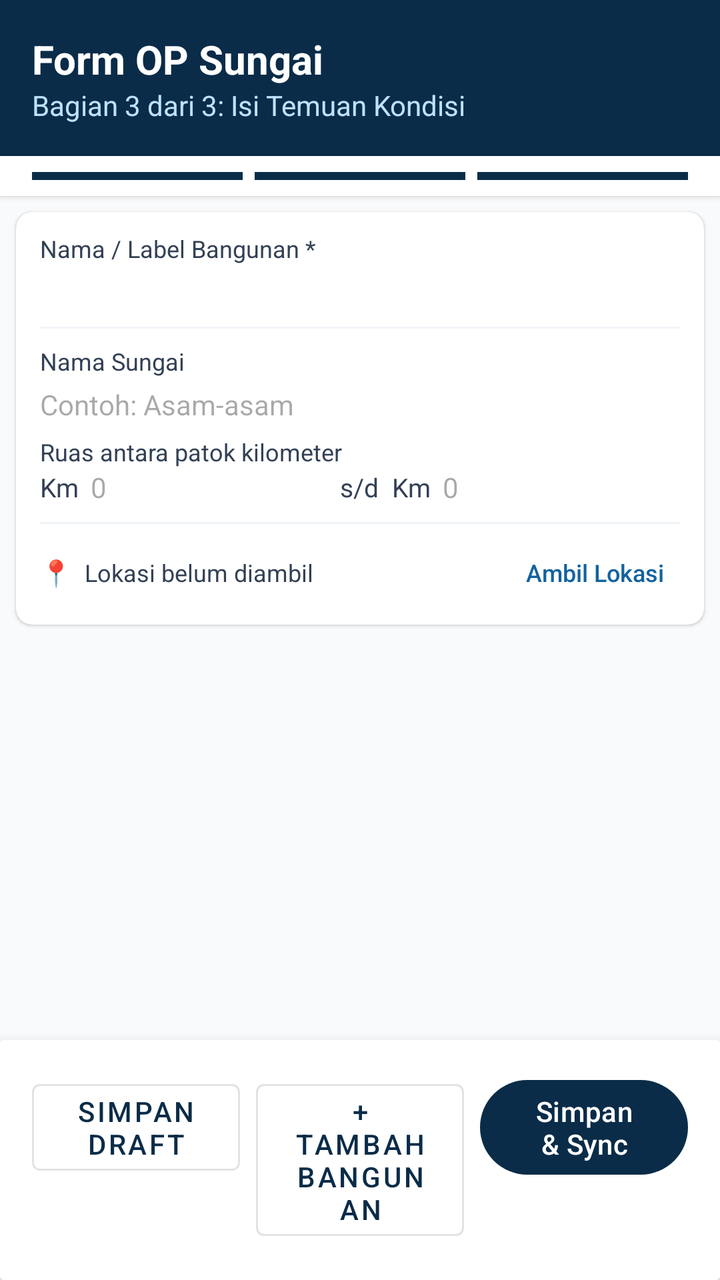
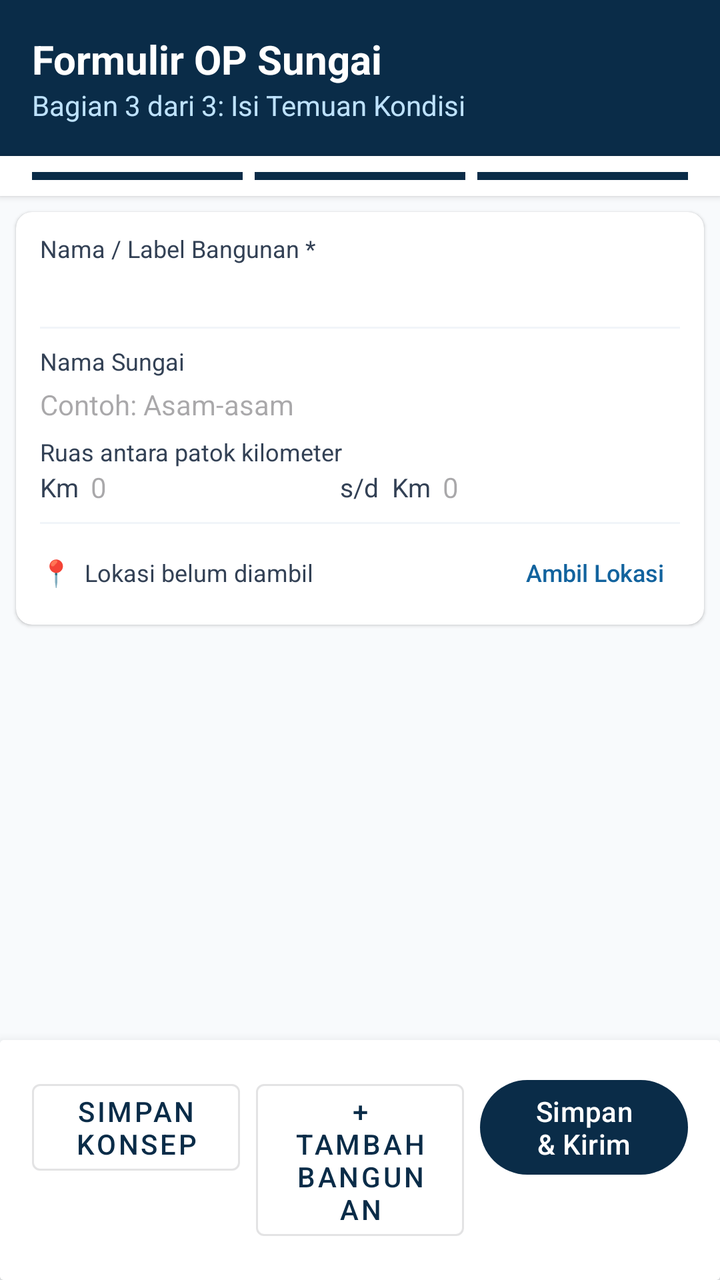

Compare the two renders of this Android layout. The source of the first and the diff that turns it into the second are given below.
<!-- AndroidManifest.xml: application theme Theme.RiverOP -->
<!-- res/layout/activity_form_bagian3.xml -->
<?xml version="1.0" encoding="utf-8"?>
<androidx.constraintlayout.widget.ConstraintLayout
    xmlns:android="http://schemas.android.com/apk/res/android"
    xmlns:app="http://schemas.android.com/apk/res-auto"
    android:layout_width="match_parent"
    android:layout_height="match_parent"
    android:background="@color/surface_soft">

    
    <androidx.constraintlayout.widget.ConstraintLayout
        android:id="@+id/layoutHeader"
        android:layout_width="match_parent"
        android:layout_height="wrap_content"
        android:background="?attr/colorPrimary"
        android:padding="16dp"
        app:layout_constraintTop_toTopOf="parent">

        <TextView
            android:id="@+id/tvHeaderTitle"
            android:layout_width="wrap_content"
            android:layout_height="wrap_content"
            android:text="Form OP Sungai"
            android:textColor="@color/white"
            android:textSize="20sp"
            android:textStyle="bold"
            app:layout_constraintStart_toStartOf="parent"
            app:layout_constraintTop_toTopOf="parent" />

        <TextView
            android:id="@+id/tvHeaderSubtitle"
            android:layout_width="wrap_content"
            android:layout_height="wrap_content"
            android:text="Bagian 3 dari 3: Isi Temuan Kondisi"
            android:textColor="@color/on_primary_muted"
            android:textSize="14sp"
            app:layout_constraintStart_toStartOf="parent"
            app:layout_constraintTop_toBottomOf="@id/tvHeaderTitle" />

    </androidx.constraintlayout.widget.ConstraintLayout>

    
    <LinearLayout
        android:id="@+id/layoutProgress"
        android:layout_width="match_parent"
        android:layout_height="wrap_content"
        android:orientation="horizontal"
        android:paddingHorizontal="16dp"
        android:paddingVertical="8dp"
        android:background="@color/surface"
        android:elevation="2dp"
        app:layout_constraintTop_toBottomOf="@id/layoutHeader">

        <View
            android:layout_width="0dp"
            android:layout_height="4dp"
            android:layout_weight="1"
            android:layout_marginEnd="4dp"
            android:background="?attr/colorPrimary" />

        <View
            android:layout_width="0dp"
            android:layout_height="4dp"
            android:layout_weight="1"
            android:layout_marginHorizontal="2dp"
            android:background="?attr/colorPrimary" />

        <View
            android:layout_width="0dp"
            android:layout_height="4dp"
            android:layout_weight="1"
            android:layout_marginStart="4dp"
            android:background="?attr/colorPrimary" />

    </LinearLayout>

    
    <androidx.cardview.widget.CardView
        android:id="@+id/cardNamaBangunan"
        android:layout_width="match_parent"
        android:layout_height="wrap_content"
        android:layout_marginHorizontal="8dp"
        android:layout_marginTop="8dp"
        app:cardCornerRadius="8dp"
        app:cardElevation="1dp"
        app:layout_constraintTop_toBottomOf="@id/layoutProgress">

        <LinearLayout
            android:layout_width="match_parent"
            android:layout_height="wrap_content"
            android:orientation="vertical"
            android:paddingHorizontal="12dp"
            android:paddingVertical="10dp">

            <TextView
                android:layout_width="wrap_content"
                android:layout_height="wrap_content"
                android:text="Nama / Label Bangunan *"
                android:textSize="12sp"
                android:textColor="@color/text_body" />

            <EditText
                android:id="@+id/etNamaBangunan"
                android:layout_width="match_parent"
                android:layout_height="wrap_content"
                android:inputType="textCapSentences"
                android:maxLines="1"
                android:imeOptions="actionDone"
                android:background="@null"
                android:paddingTop="4dp"
                android:textSize="14sp" />

            
            <View
                android:layout_width="match_parent"
                android:layout_height="1dp"
                android:layout_marginTop="8dp"
                android:background="@color/surface_medium" />

            <TextView
                android:layout_width="wrap_content"
                android:layout_height="wrap_content"
                android:layout_marginTop="8dp"
                android:text="Nama Sungai"
                android:textSize="12sp"
                android:textColor="@color/text_body" />

            <EditText
                android:id="@+id/etNamaSungai"
                android:layout_width="match_parent"
                android:layout_height="wrap_content"
                android:inputType="textCapWords"
                android:maxLines="1"
                android:imeOptions="actionNext"
                android:background="@null"
                android:hint="Contoh: Asam-asam"
                android:paddingTop="4dp"
                android:textSize="14sp" />

            <TextView
                android:layout_width="wrap_content"
                android:layout_height="wrap_content"
                android:layout_marginTop="6dp"
                android:text="Ruas antara patok kilometer"
                android:textSize="12sp"
                android:textColor="@color/text_body" />

            <LinearLayout
                android:layout_width="match_parent"
                android:layout_height="wrap_content"
                android:orientation="horizontal"
                android:gravity="center_vertical"
                android:baselineAligned="false">

                <TextView
                    android:layout_width="wrap_content"
                    android:layout_height="wrap_content"
                    android:text="Km"
                    android:textSize="13sp"
                    android:textColor="@color/text_body" />

                <EditText
                    android:id="@+id/etKmDari"
                    android:layout_width="0dp"
                    android:layout_height="wrap_content"
                    android:layout_weight="1"
                    android:layout_marginStart="6dp"
                    android:inputType="numberDecimal"
                    android:maxLines="1"
                    android:imeOptions="actionNext"
                    android:background="@null"
                    android:hint="0"
                    android:textSize="14sp" />

                <TextView
                    android:layout_width="wrap_content"
                    android:layout_height="wrap_content"
                    android:layout_marginStart="6dp"
                    android:text="s/d  Km"
                    android:textSize="13sp"
                    android:textColor="@color/text_body" />

                <EditText
                    android:id="@+id/etKmSampai"
                    android:layout_width="0dp"
                    android:layout_height="wrap_content"
                    android:layout_weight="1"
                    android:layout_marginStart="6dp"
                    android:inputType="numberDecimal"
                    android:maxLines="1"
                    android:imeOptions="actionDone"
                    android:background="@null"
                    android:hint="0"
                    android:textSize="14sp" />

            </LinearLayout>

            
            <View
                android:layout_width="match_parent"
                android:layout_height="1dp"
                android:layout_marginTop="8dp"
                android:background="@color/surface_medium" />

            <LinearLayout
                android:layout_width="match_parent"
                android:layout_height="wrap_content"
                android:orientation="horizontal"
                android:gravity="center_vertical"
                android:layout_marginTop="8dp">

                <ProgressBar
                    android:id="@+id/pbLokasi"
                    style="?android:attr/progressBarStyleSmall"
                    android:layout_width="16dp"
                    android:layout_height="16dp"
                    android:visibility="gone" />

                <TextView
                    android:id="@+id/tvIkonLokasi"
                    android:layout_width="wrap_content"
                    android:layout_height="wrap_content"
                    android:text="📍"
                    android:textSize="13sp" />

                <TextView
                    android:id="@+id/tvStatusLokasi"
                    android:layout_width="0dp"
                    android:layout_height="wrap_content"
                    android:layout_weight="1"
                    android:layout_marginStart="6dp"
                    android:text="Lokasi belum diambil"
                    android:textSize="12sp"
                    android:textColor="@color/text_body" />

                <Button
                    android:id="@+id/btnAmbilLokasi"
                    style="?android:attr/borderlessButtonStyle"
                    android:layout_width="wrap_content"
                    android:layout_height="wrap_content"
                    android:minWidth="0dp"
                    android:minHeight="0dp"
                    android:paddingHorizontal="8dp"
                    android:paddingVertical="4dp"
                    android:text="Ambil Lokasi"
                    android:textSize="12sp"
                    android:textAllCaps="false"
                    android:textColor="@color/primary_light" />

            </LinearLayout>

        </LinearLayout>
    </androidx.cardview.widget.CardView>

    
    <androidx.recyclerview.widget.RecyclerView
        android:id="@+id/rvItemInspeksi"
        android:layout_width="match_parent"
        android:layout_height="0dp"
        android:clipToPadding="false"
        android:paddingBottom="80dp"
        android:padding="8dp"
        app:layout_constraintTop_toBottomOf="@id/cardNamaBangunan"
        app:layout_constraintBottom_toTopOf="@id/cardBottom" />

    
    <androidx.cardview.widget.CardView
        android:id="@+id/cardBottom"
        android:layout_width="match_parent"
        android:layout_height="wrap_content"
        app:cardElevation="8dp"
        app:layout_constraintBottom_toBottomOf="parent">

        <LinearLayout
            android:layout_width="match_parent"
            android:layout_height="wrap_content"
            android:orientation="horizontal"
            android:padding="16dp"
            android:background="@color/surface">

            <Button
                android:id="@+id/btnSimpanDraft3"
                style="@style/Widget.MaterialComponents.Button.OutlinedButton"
                android:layout_width="0dp"
                android:layout_height="wrap_content"
                android:layout_weight="1"
                android:layout_marginEnd="8dp"
                android:text="Simpan Draft" />

            <com.google.android.material.button.MaterialButton
                android:id="@+id/btnTambahBangunan"
                style="@style/Widget.MaterialComponents.Button.OutlinedButton"
                android:layout_width="0dp"
                android:layout_height="wrap_content"
                android:layout_weight="1"
                android:text="+ Tambah Bangunan" />

            <Button
                android:id="@+id/btnSimpanLaporan"
                android:layout_width="0dp"
                android:layout_height="wrap_content"
                android:layout_weight="1"
                android:layout_marginStart="8dp"
                android:text="Simpan &amp; Sync" />

        </LinearLayout>
    </androidx.cardview.widget.CardView>

</androidx.constraintlayout.widget.ConstraintLayout>
<!-- resources referenced by this layout -->
<resources>
  <color name="on_primary_muted">#BEE2FD</color>
  <color name="primary_light">#12639E</color>
  <color name="surface">#FFFFFF</color>
  <color name="surface_medium">#F1F5F9</color>
  <color name="surface_soft">#F8FAFC</color>
  <color name="text_body">#334155</color>
  <color name="white">#FFFFFF</color>
  <style name="Theme.RiverOP" parent="Base.Theme.RiverOP" />
  <style name="Base.Theme.RiverOP" parent="Theme.Material3.Light.NoActionBar">
          <item name="colorPrimary">@color/primary</item>
          <item name="colorPrimaryVariant">@color/primary_dark</item>
          <item name="colorSecondary">@color/accent_gold</item>
          <item name="android:colorBackground">@color/background</item>
          <item name="android:windowBackground">@color/background</item>
      </style>
  <color name="primary">#0A2C48</color>
  <color name="primary_dark">#061523</color>
  <color name="accent_gold">#EBBD51</color>
  <color name="background">#FBFCFD</color>
</resources>

<!-- the commit's change to res/layout/activity_form_bagian3.xml (unified diff, before → after) -->
@@ -19,7 +19,7 @@
             android:id="@+id/tvHeaderTitle"
             android:layout_width="wrap_content"
             android:layout_height="wrap_content"
-            android:text="Form OP Sungai"
+            android:text="Formulir OP Sungai"
             android:textColor="@color/white"
             android:textSize="20sp"
             android:textStyle="bold"
@@ -284,7 +284,7 @@
                 android:layout_height="wrap_content"
                 android:layout_weight="1"
                 android:layout_marginEnd="8dp"
-                android:text="Simpan Draft" />
+                android:text="Simpan Konsep" />
 
             <com.google.android.material.button.MaterialButton
                 android:id="@+id/btnTambahBangunan"
@@ -300,7 +300,7 @@
                 android:layout_height="wrap_content"
                 android:layout_weight="1"
                 android:layout_marginStart="8dp"
-                android:text="Simpan &amp; Sync" />
+                android:text="Simpan &amp; Kirim" />
 
         </LinearLayout>
     </androidx.cardview.widget.CardView>
